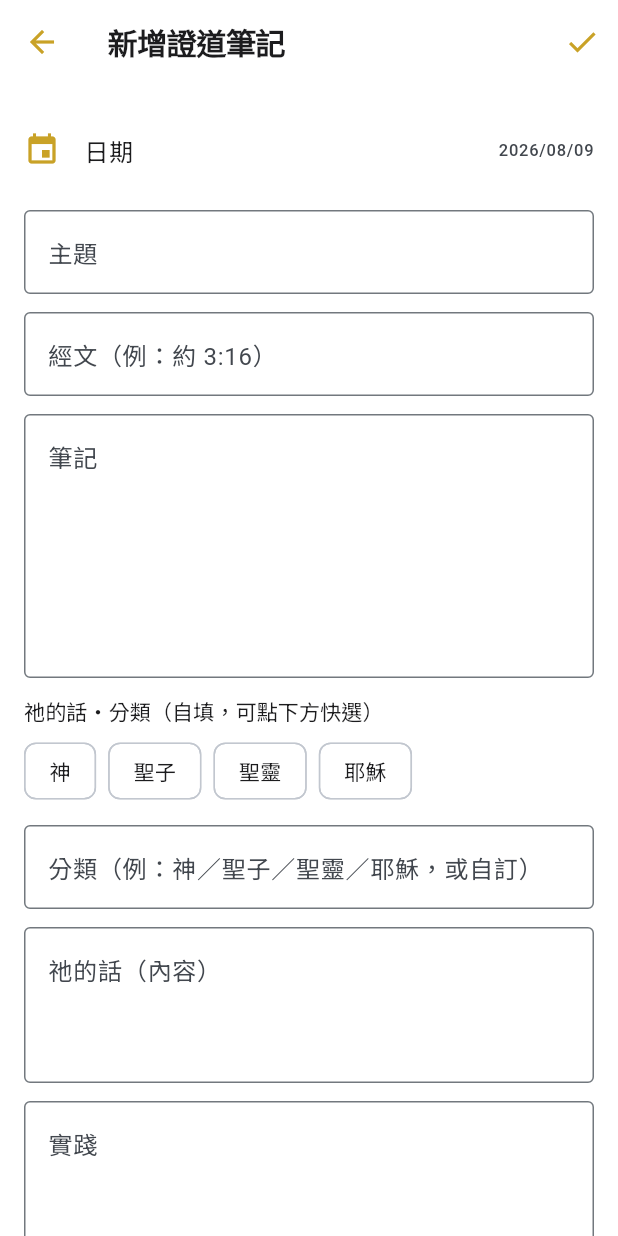
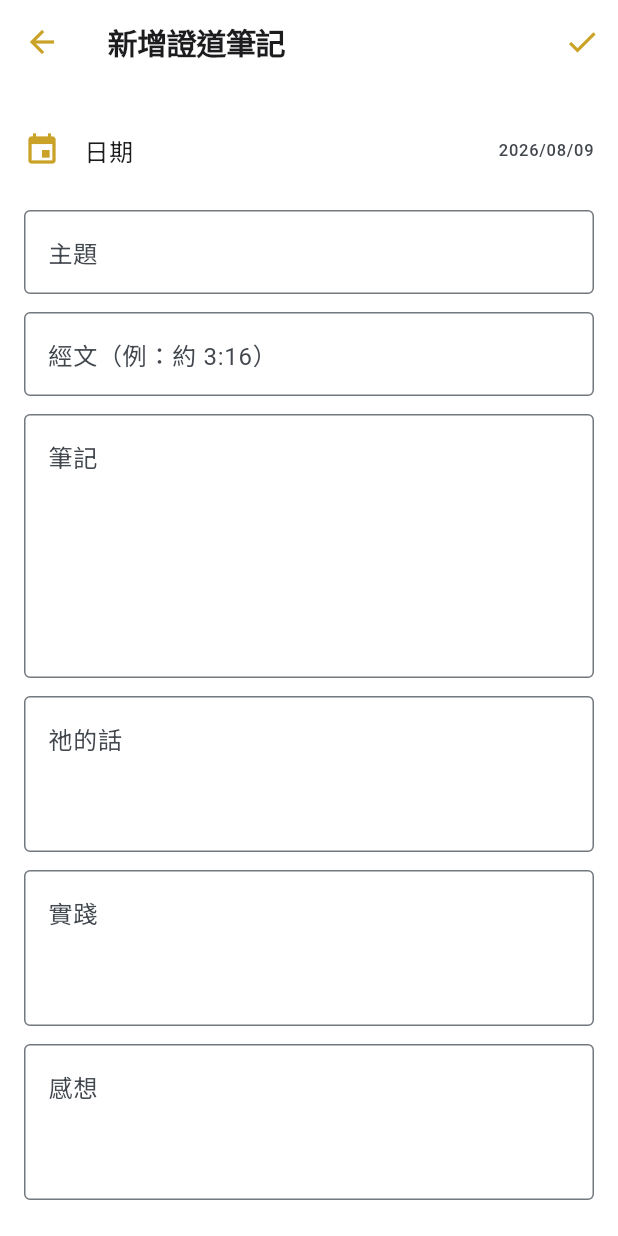
Before and after one commit to zhen-space/bible_app, a Flutter app: the SermonNoteEditor screen opened directly, on a phone screen of 412 x 824 dp. Run offline on Flutter 3.47's test engine with Material 3 defaults, Android fonts, the phone set to English and light mode, and no system bars; our stand-ins replace cloud_firestore, firebase_auth, firebase_core, flutter_riverpod, flutter_tts, google_sign_in and 6 more; missing offline and left inert: dart:js_interop, google_sign_in_web; accounts and stored records are empty.

Commit message:
證道筆記：移除「分類」欄位
依使用者要求把「祂的話・分類」整個拿掉：編輯頁不再有分類欄與快選捷徑，
匯出/匯入格式也不含分類。只留「祂的話」內容欄。model 的 trinity_who 欄位
保留（舊資料相容、編輯時不覆寫），但已不再顯示或匯出。CLAUDE.md 同步更新。

Co-Authored-By: Claude Opus 4.8 <noreply@anthropic.com>
Claude-Session: https://claude.ai/code/session_01SkXxR652YX1KA9j7FuMJXU

```diff
--- a/lib/screens/sermon_notes_screen.dart
+++ b/lib/screens/sermon_notes_screen.dart
@@ -232,9 +232,6 @@ class _SermonNoteEditorState extends ConsumerState<SermonNoteEditor> {
   late final Map<String, TextEditingController> _c;
   late int _date;
 
-  /// 分類快速點選捷徑（可自填其他值）。
-  static const _whoShortcuts = ['神', '聖子', '聖靈', '耶穌'];
-
   @override
   void initState() {
     super.initState();
@@ -244,7 +241,6 @@ class _SermonNoteEditorState extends ConsumerState<SermonNoteEditor> {
       'title': TextEditingController(text: e?.title ?? ''),
       'scripture': TextEditingController(text: e?.scripture ?? ''),
       'content': TextEditingController(text: e?.content ?? ''),
-      'who': TextEditingController(text: e?.trinityWho ?? ''),
       'trinityWord': TextEditingController(text: e?.trinityWord ?? ''),
       'practice': TextEditingController(text: e?.practice ?? ''),
       'reflection': TextEditingController(text: e?.reflection ?? ''),
@@ -268,7 +264,7 @@ class _SermonNoteEditorState extends ConsumerState<SermonNoteEditor> {
       title: _c['title']!.text.trim(),
       scripture: _c['scripture']!.text.trim(),
       content: _c['content']!.text.trim(),
-      trinityWho: _c['who']!.text.trim(),
+      trinityWho: e?.trinityWho ?? '', // 分類已移除，保留舊資料不覆寫
       trinityWord: _c['trinityWord']!.text.trim(),
       practice: _c['practice']!.text.trim(),
       reflection: _c['reflection']!.text.trim(),
@@ -333,22 +329,7 @@ class _SermonNoteEditorState extends ConsumerState<SermonNoteEditor> {
           _field('title', '主題'),
           _field('scripture', '經文（例：約 3:16）'),
           _field('content', '筆記', maxLines: 6),
-          const SizedBox(height: 12),
-          Text('祂的話・分類（自填，可點下方快選）',
-              style: Theme.of(context).textTheme.labelLarge),
-          const SizedBox(height: 6),
-          Wrap(
-            spacing: 8,
-            children: [
-              for (final w in _whoShortcuts)
-                ActionChip(
-                  label: Text(w),
-                  onPressed: () => setState(() => _c['who']!.text = w),
-                ),
-            ],
-          ),
-          _field('who', '分類（例：神／聖子／聖靈／耶穌，或自訂）'),
-          _field('trinityWord', '祂的話（內容）', maxLines: 3),
+          _field('trinityWord', '祂的話', maxLines: 3),
           _field('practice', '實踐', maxLines: 3),
           _field('reflection', '感想', maxLines: 3),
           const SizedBox(height: 80),
--- a/lib/services/sermon_notes_io.dart
+++ b/lib/services/sermon_notes_io.dart
@@ -7,13 +7,11 @@ import '../models/models.dart';
 /// 使用者可自己在檔案裡照這格式打好再匯入；匯出的檔案也能原樣匯回。
 /// ⛔ 這裡只做「格式轉換」，不生成任何筆記內容。
 
-/// 小標中文名 → SermonNote 欄位。（'位格' 是舊標籤，仍相容匯入。）
+/// 小標中文名 → SermonNote 欄位。
 const _labelToField = {
   '主題': 'title',
   '日期': 'date',
   '經文': 'scripture',
-  '分類': 'who',
-  '位格': 'who',
   '筆記': 'content',
   '祂的話': 'word',
   '實踐': 'practice',
@@ -55,9 +53,6 @@ String sermonNotesToText(List<SermonNote> notes) {
       ..writeln('#### 經文')
       ..writeln(n.scripture)
       ..writeln()
-      ..writeln('#### 分類')
-      ..writeln(n.trinityWho)
-      ..writeln()
       ..writeln('#### 筆記')
       ..writeln(n.content)
       ..writeln()
@@ -97,7 +92,6 @@ List<SermonNote> parseSermonNotes(String text) {
       title: val('title'),
       scripture: val('scripture'),
       content: val('content'),
-      trinityWho: val('who'), // 自填分類，不再限定固定選項
       trinityWord: val('word'),
       practice: val('practice'),
       reflection: val('reflection'),
```
Also changed, not shown: 2 other files.
